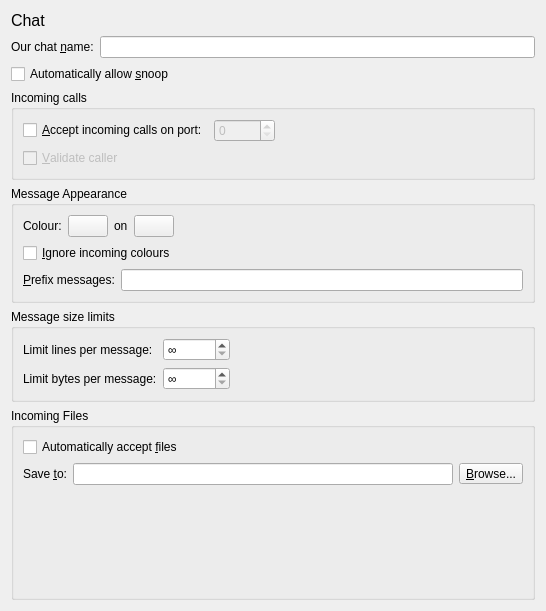
jnbooth/smushclient, file smushclient-qt/cpp/ui/prefs/chat.ui: the form before one commit.
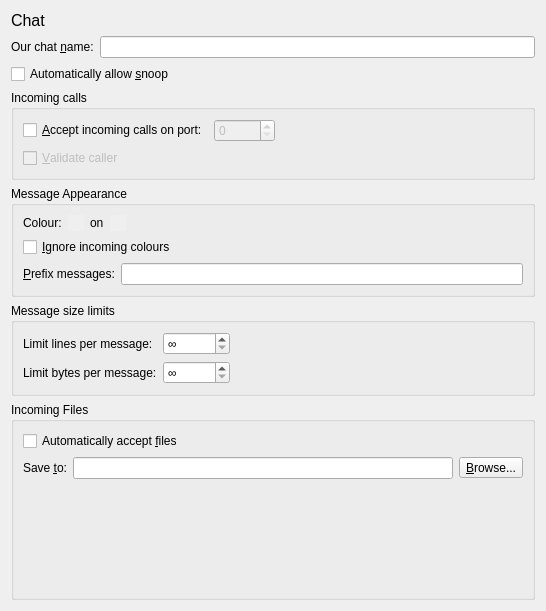
The form after the commit. Icons and pictures are not drawn. Custom widgets are drawn as their Qt base class.

What changed in the file:
```diff
--- a/smushclient-qt/cpp/ui/prefs/chat.ui
+++ b/smushclient-qt/cpp/ui/prefs/chat.ui
@@ -135,9 +135,21 @@
         </item>
         <item>
          <widget class="ColorPickerButton" name="ChatColorsForeground">
+          <property name="maximumSize">
+           <size>
+            <width>16</width>
+            <height>16</height>
+           </size>
+          </property>
+          <property name="autoFillBackground">
+           <bool>true</bool>
+          </property>
           <property name="text">
            <string/>
           </property>
+          <property name="flat">
+           <bool>true</bool>
+          </property>
           <property name="autoRaise" stdset="0">
            <bool>false</bool>
           </property>
@@ -152,9 +164,21 @@
         </item>
         <item>
          <widget class="ColorPickerButton" name="ChatColorsBackground">
+          <property name="maximumSize">
+           <size>
+            <width>16</width>
+            <height>16</height>
+           </size>
+          </property>
+          <property name="autoFillBackground">
+           <bool>true</bool>
+          </property>
           <property name="text">
            <string/>
           </property>
+          <property name="flat">
+           <bool>true</bool>
+          </property>
          </widget>
         </item>
         <item>
```
